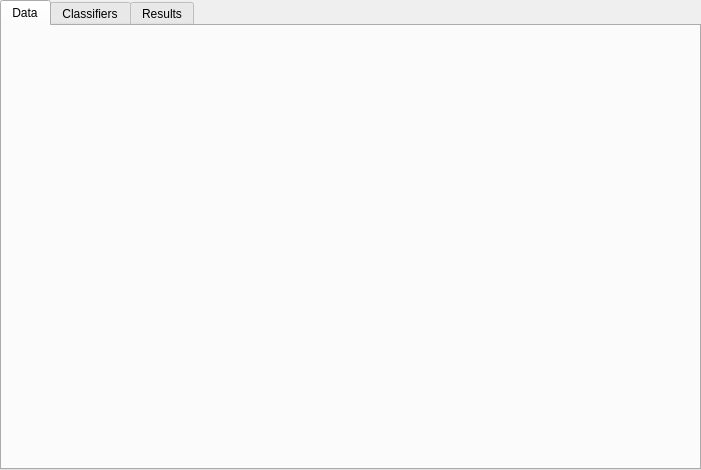
This is ui/templates/experiment.ui in mdocekal/ClassMark as Qt 5 draws it before an edit. The edited form follows.
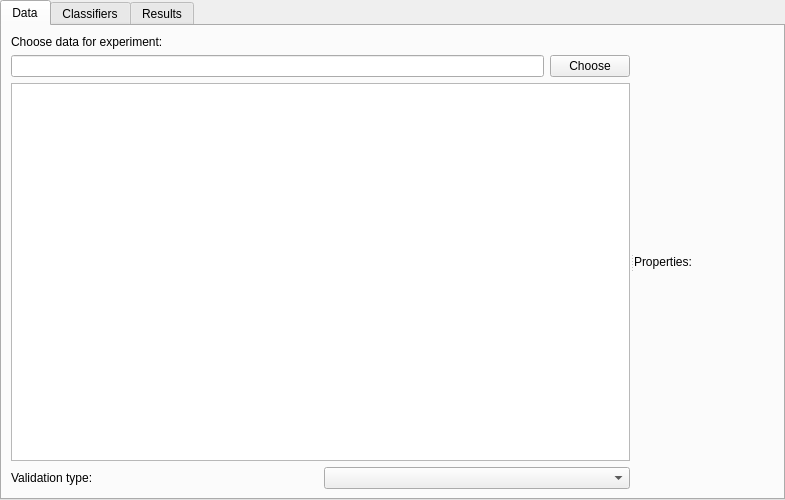
This is the edited form. The open tabs and pages were chosen to show the change.

Commit message: UI, experiment section update.

The edit to the form file:
```diff
--- a/ui/templates/experiment.ui
+++ b/ui/templates/experiment.ui
@@ -6,8 +6,8 @@
    <rect>
     <x>0</x>
     <y>0</y>
-    <width>701</width>
-    <height>470</height>
+    <width>785</width>
+    <height>500</height>
    </rect>
   </property>
   <property name="windowTitle">
@@ -41,6 +41,71 @@
       <attribute name="title">
        <string>Data</string>
       </attribute>
+      <layout class="QGridLayout" name="gridLayout_2">
+       <item row="0" column="0">
+        <widget class="QSplitter" name="splitter">
+         <property name="orientation">
+          <enum>Qt::Horizontal</enum>
+         </property>
+         <property name="opaqueResize">
+          <bool>true</bool>
+         </property>
+         <widget class="QWidget" name="verticalLayoutWidget">
+          <layout class="QVBoxLayout" name="verticalLayout" stretch="0,0,0,0">
+           <item>
+            <widget class="QLabel" name="label_2">
+             <property name="text">
+              <string>Choose data for experiment:</string>
+             </property>
+            </widget>
+           </item>
+           <item>
+            <layout class="QHBoxLayout" name="horizontalLayout">
+             <item>
+              <widget class="QLineEdit" name="pathToData"/>
+             </item>
+             <item>
+              <widget class="QPushButton" name="buttonChooseData">
+               <property name="text">
+                <string>Choose</string>
+               </property>
+              </widget>
+             </item>
+            </layout>
+           </item>
+           <item>
+            <widget class="QTableView" name="tableDataAttributes"/>
+           </item>
+           <item>
+            <layout class="QHBoxLayout" name="horizontalLayout_2">
+             <item>
+              <widget class="QLabel" name="label_3">
+               <property name="text">
+                <string>Validation type:</string>
+               </property>
+              </widget>
+             </item>
+             <item>
+              <widget class="QComboBox" name="comboBoxValidation"/>
+             </item>
+            </layout>
+           </item>
+          </layout>
+         </widget>
+         <widget class="QWidget" name="verticalLayoutWidget_2">
+          <layout class="QVBoxLayout" name="verticalLayout_2" stretch="0">
+           <item>
+            <widget class="QLabel" name="label">
+             <property name="text">
+              <string>Properties:</string>
+             </property>
+            </widget>
+           </item>
+          </layout>
+         </widget>
+        </widget>
+       </item>
+      </layout>
      </widget>
      <widget class="QWidget" name="tabClassifiers">
       <attribute name="title">
```
Left out of the diff: 92 changed lines with no effect on the pictures. The commit also changes 2 other files.
